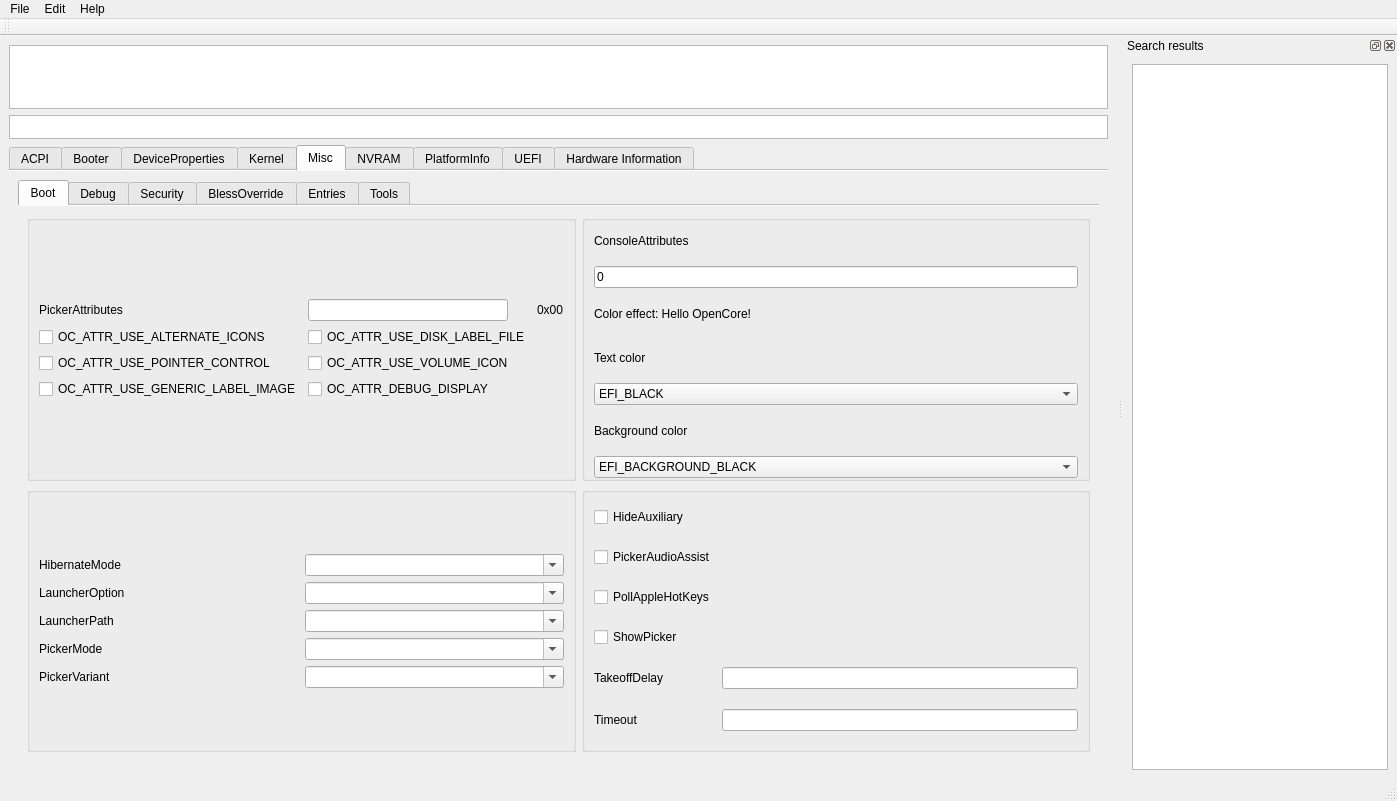
Before: the Qt Designer form mainwindow.ui in ic005k/OCAuxiliaryTools, drawn with Qt 5.
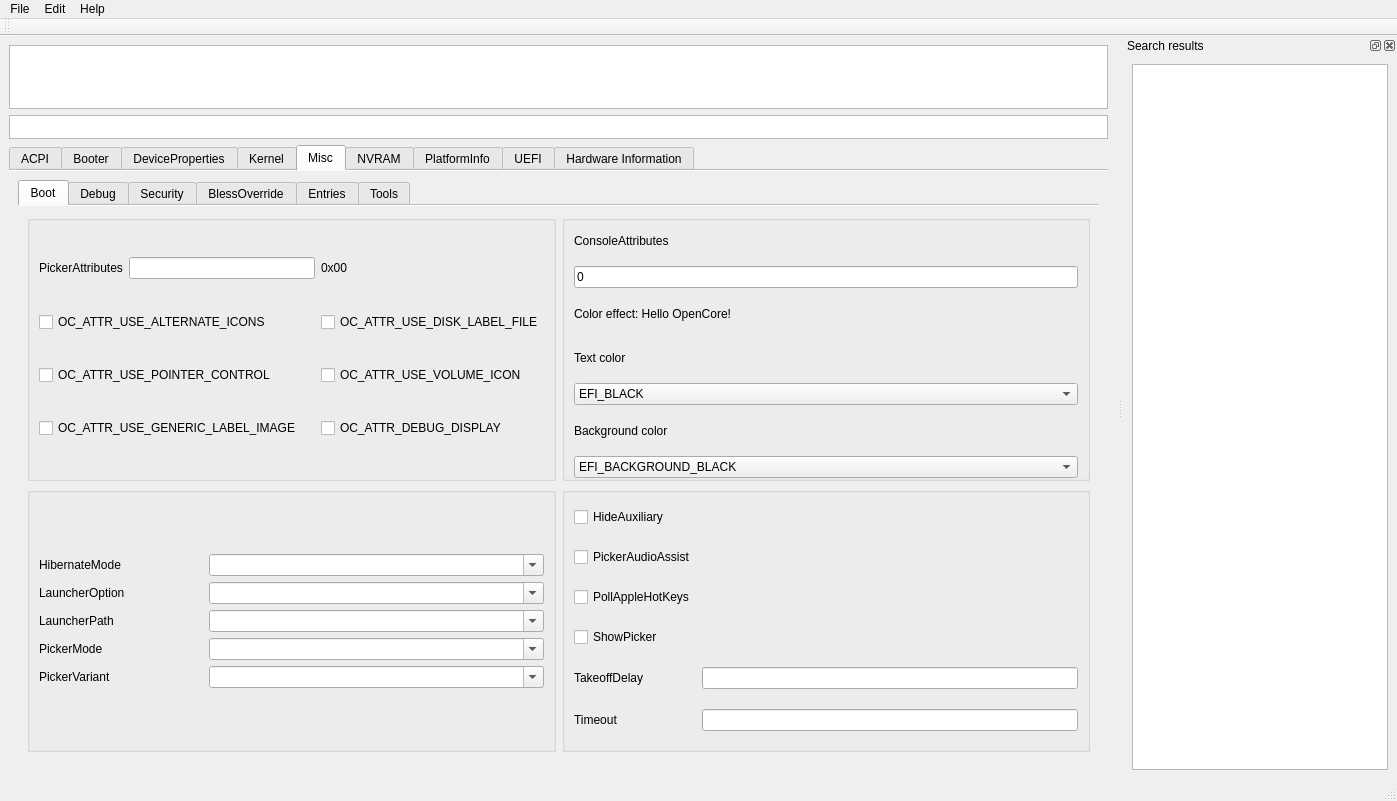
After: the same form once the commit is applied. The open tabs and pages were chosen to show the change. Icons and pictures are not drawn.

```diff
--- a/mainwindow.ui
+++ b/mainwindow.ui
@@ -3045,46 +3045,6 @@
               </property>
               <layout class="QGridLayout" name="gridLayout_56">
                <item row="0" column="0">
-                <layout class="QGridLayout" name="gridLayout_76">
-                 <item row="0" column="2">
-                  <widget class="QLabel" name="lblPickerAttributes">
-                   <property name="text">
-                    <string>0x00</string>
-                   </property>
-                  </widget>
-                 </item>
-                 <item row="2" column="0">
-                  <widget class="QCheckBox" name="chkPA5">
-                   <property name="text">
-                    <string>OC_ATTR_USE_POINTER_CONTROL</string>
-                   </property>
-                  </widget>
-                 </item>
-                 <item row="1" column="1">
-                  <widget class="QCheckBox" name="chkPA2">
-                   <property name="text">
-                    <string>OC_ATTR_USE_DISK_LABEL_FILE</string>
-                   </property>
-                  </widget>
-                 </item>
-                 <item row="2" column="1">
-                  <widget class="QCheckBox" name="chkPA1">
-                   <property name="text">
-                    <string>OC_ATTR_USE_VOLUME_ICON</string>
-                   </property>
-                  </widget>
-                 </item>
-                 <item row="0" column="1">
-                  <widget class="QLineEdit" name="editIntPickerAttributes">
-                   <property name="maximumSize">
-                    <size>
-                     <width>200</width>
-                     <height>16777215</height>
-                    </size>
-                   </property>
-                  </widget>
-                 </item>
-                 <item row="0" column="0">
                   <widget class="QLabel" name="label_5">
                    <property name="toolTip">
                     <string>Description: Sets specific attributes for the OpenCore picker.
@@ -3107,21 +3067,72 @@
                    </property>
                   </widget>
                  </item>
-                 <item row="1" column="0">
+               <item row="0" column="1">
+                <widget class="QLineEdit" name="editIntPickerAttributes">
+                 <property name="maximumSize">
+                  <size>
+                   <width>200</width>
+                   <height>16777215</height>
+                  </size>
+                 </property>
+                </widget>
+               </item>
+               <item row="0" column="2">
+                <widget class="QLabel" name="lblPickerAttributes">
+                 <property name="text">
+                  <string>0x00</string>
+                 </property>
+                </widget>
+               </item>
+               <item row="0" column="3">
+                <spacer name="horizontalSpacer_39">
+                 <property name="orientation">
+                  <enum>Qt::Horizontal</enum>
+                 </property>
+                 <property name="sizeHint" stdset="0">
+                  <size>
+                   <width>181</width>
+                   <height>20</height>
+                  </size>
+                 </property>
+                </spacer>
+               </item>
+               <item row="1" column="0" colspan="2">
                   <widget class="QCheckBox" name="chkPA4">
                    <property name="text">
                     <string>OC_ATTR_USE_ALTERNATE_ICONS</string>
                    </property>
                   </widget>
                  </item>
-                 <item row="3" column="0">
+               <item row="1" column="2" colspan="2">
+                <widget class="QCheckBox" name="chkPA2">
+                 <property name="text">
+                  <string>OC_ATTR_USE_DISK_LABEL_FILE</string>
+                 </property>
+                </widget>
+               </item>
+               <item row="2" column="0" colspan="2">
+                <widget class="QCheckBox" name="chkPA5">
+                 <property name="text">
+                  <string>OC_ATTR_USE_POINTER_CONTROL</string>
+                 </property>
+                </widget>
+               </item>
+               <item row="2" column="2" colspan="2">
+                <widget class="QCheckBox" name="chkPA1">
+                 <property name="text">
+                  <string>OC_ATTR_USE_VOLUME_ICON</string>
+                 </property>
+                </widget>
+               </item>
+               <item row="3" column="0" colspan="2">
                   <widget class="QCheckBox" name="chkPA3">
                    <property name="text">
                     <string>OC_ATTR_USE_GENERIC_LABEL_IMAGE</string>
                    </property>
                   </widget>
                  </item>
-                 <item row="3" column="1">
+               <item row="3" column="2" colspan="2">
                   <widget class="QCheckBox" name="chkPA6">
                    <property name="text">
                     <string>OC_ATTR_DEBUG_DISPLAY</string>
@@ -3129,8 +3140,6 @@
                   </widget>
                  </item>
                 </layout>
-               </item>
-              </layout>
              </widget>
             </item>
             <item row="0" column="1">
@@ -3410,41 +3419,6 @@
                    </property>
                   </widget>
                  </item>
-                 <item row="2" column="2">
-                  <widget class="QComboBox" name="cboxLauncherPath">
-                   <property name="editable">
-                    <bool>true</bool>
-                   </property>
-                  </widget>
-                 </item>
-                 <item row="1" column="2">
-                  <widget class="QComboBox" name="cboxLauncherOption">
-                   <property name="editable">
-                    <bool>true</bool>
-                   </property>
-                  </widget>
-                 </item>
-                 <item row="0" column="2">
-                  <widget class="QComboBox" name="cboxHibernateMode">
-                   <property name="editable">
-                    <bool>true</bool>
-                   </property>
-                  </widget>
-                 </item>
-                 <item row="9" column="2">
-                  <widget class="QComboBox" name="cboxPickerMode">
-                   <property name="editable">
-                    <bool>true</bool>
-                   </property>
-                  </widget>
-                 </item>
-                 <item row="10" column="2">
-                  <widget class="QComboBox" name="cboxPickerVariant">
-                   <property name="editable">
-                    <bool>true</bool>
-                   </property>
-                  </widget>
-                 </item>
                  <item row="10" column="0">
                   <widget class="QLabel" name="label_10">
                    <property name="toolTip">
@@ -3577,6 +3551,41 @@
                    </property>
                   </widget>
                  </item>
+                 <item row="1" column="1" colspan="2">
+                  <widget class="QComboBox" name="cboxLauncherOption">
+                   <property name="editable">
+                    <bool>true</bool>
+                   </property>
+                  </widget>
+                 </item>
+                 <item row="0" column="1" colspan="2">
+                  <widget class="QComboBox" name="cboxHibernateMode">
+                   <property name="editable">
+                    <bool>true</bool>
+                   </property>
+                  </widget>
+                 </item>
+                 <item row="2" column="1" colspan="2">
+                  <widget class="QComboBox" name="cboxLauncherPath">
+                   <property name="editable">
+                    <bool>true</bool>
+                   </property>
+                  </widget>
+                 </item>
+                 <item row="9" column="1" colspan="2">
+                  <widget class="QComboBox" name="cboxPickerMode">
+                   <property name="editable">
+                    <bool>true</bool>
+                   </property>
+                  </widget>
+                 </item>
+                 <item row="10" column="1" colspan="2">
+                  <widget class="QComboBox" name="cboxPickerVariant">
+                   <property name="editable">
+                    <bool>true</bool>
+                   </property>
+                  </widget>
+                 </item>
                 </layout>
                </item>
               </layout>
```
Left out of the diff: 25 changed lines with no effect on the pictures. Lines whose indentation alone changed are shown as unchanged.
